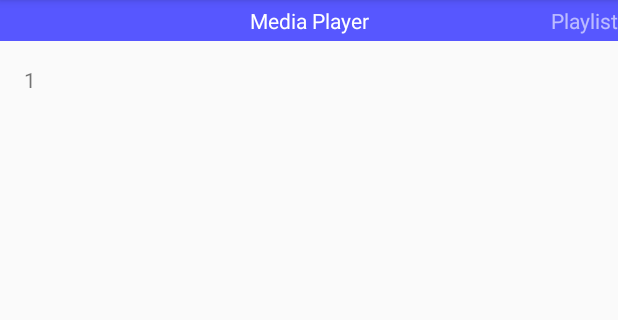
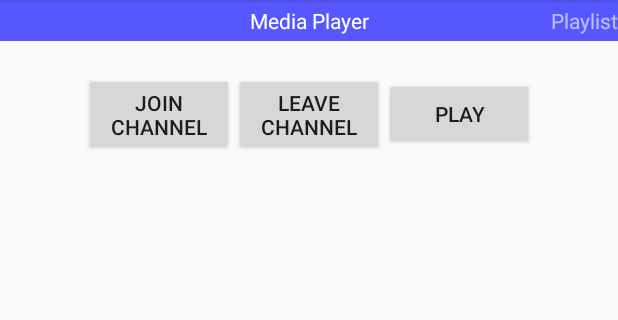
Before and after one commit to hkiehs/GroupJam, an Android app: the screen it shows after launch (HomeActivity), on a phone screen of 412 x 824 dp, the part 84-404 px from its top. Run offline under Robolectric (Android 15) with nearby library versions, the phone set to English and light mode, and no system bars; 4 statements that could not run were skipped.

Commit message:
added fragment

```diff
--- a/GroupJam/build.gradle
+++ b/GroupJam/build.gradle
@@ -1,7 +1,7 @@
 apply plugin: 'android'
 
 android {
-    compileSdkVersion 18
+    compileSdkVersion 10
     buildToolsVersion '19.0.3'
 
     defaultConfig {
--- a/GroupJam/src/main/java/com/noextent/groupjam/HomeActivity.java
+++ b/GroupJam/src/main/java/com/noextent/groupjam/HomeActivity.java
@@ -1,47 +1,32 @@
 package com.noextent.groupjam;
 
-import java.util.Locale;
+import android.os.Bundle;
+import android.os.Handler;
+import android.os.Message;
+import android.support.v4.app.Fragment;
+import android.support.v4.app.FragmentManager;
+import android.support.v4.app.FragmentPagerAdapter;
+import android.support.v4.view.MenuItemCompat;
+import android.support.v4.view.ViewPager;
+import android.support.v4.widget.DrawerLayout;
+import android.support.v7.app.ActionBar;
+import android.support.v7.app.ActionBarActivity;
+import android.support.v7.widget.SearchView;
 import android.util.Log;
-import android.app.Activity;
-import java.util.*;
-import android.support.v7.app.ActionBarActivity;
-import android.support.v7.app.ActionBar;
-import android.support.v7.widget.SearchView;
-import android.support.v4.app.Fragment;
-import android.content.Context;
-import android.os.Build;
-import android.view.Gravity;
-import android.support.v4.widget.DrawerLayout;
 import android.view.LayoutInflater;
 import android.view.Menu;
 import android.view.MenuItem;
 import android.view.View;
 import android.view.ViewGroup;
+import android.view.inputmethod.EditorInfo;
 import android.widget.ArrayAdapter;
 import android.widget.TextView;
 import android.widget.Toast;
-import android.widget.Button;
-import android.support.v4.view.MenuItemCompat;
-import android.view.inputmethod.EditorInfo;
-import android.os.Bundle;
-import android.support.v4.app.Fragment;
-import android.support.v4.app.FragmentActivity;
-import android.support.v4.app.FragmentManager;
-import android.support.v4.app.FragmentPagerAdapter;
-import android.support.v4.view.ViewPager;
-import android.view.LayoutInflater;
-import android.view.View;
-import android.view.ViewGroup;
-import android.widget.TextView;
-import android.app.Activity;
-import android.app.Dialog;
-import android.os.Bundle;
-import android.os.Handler;
-import android.os.Message;
-import android.util.Log;
-import android.view.View;
-import android.widget.Button;
-import android.widget.TextView;
+
+import com.noextent.groupjam.fragments.MediaPlayerFragment;
+
+import java.util.List;
+import java.util.Locale;
 
 public class HomeActivity extends ActionBarActivity implements SearchView.OnQueryTextListener, ActionBar.OnNavigationListener, NavigationDrawerFragment.NavigationDrawerCallbacks, Observer {
 
@@ -217,48 +202,6 @@ public class HomeActivity extends ActionBarActivity implements SearchView.OnQuer
         return true;
     }
 
-    /**
-     * A placeholder fragment containing a simple view.
-     */
-    public static class PlaceholderFragment extends Fragment {
-        /**
-         * The fragment argument representing the section number for this
-         * fragment.
-         */
-        private static final String ARG_SECTION_NUMBER = "section_number";
-
-        /**
-         * Returns a new instance of this fragment for the given section
-         * number.
-         */
-        public static PlaceholderFragment newInstance(int sectionNumber) {
-            PlaceholderFragment fragment = new PlaceholderFragment();
-            Bundle args = new Bundle();
-            args.putInt(ARG_SECTION_NUMBER, sectionNumber);
-            fragment.setArguments(args);
-            return fragment;
-        }
-
-        public PlaceholderFragment() {
-        }
-
-        @Override
-        public View onCreateView(LayoutInflater inflater, ViewGroup container,
-                Bundle savedInstanceState) {
-            View rootView = inflater.inflate(R.layout.fragment_main, container, false);
-            TextView textView = (TextView) rootView.findViewById(R.id.section_label);
-            textView.setText(Integer.toString(getArguments().getInt(ARG_SECTION_NUMBER)));
-            return rootView;
-        }
-
-        @Override
-        public void onAttach(Activity activity) {
-            super.onAttach(activity);
-            ((HomeActivity) activity).onSectionAttached(
-                    getArguments().getInt(ARG_SECTION_NUMBER));
-        }
-    }
-
     @Override
     public boolean onQueryTextSubmit(String text) {
         if (text.length() > 0) {
@@ -300,11 +243,12 @@ public class HomeActivity extends ActionBarActivity implements SearchView.OnQuer
             // getItem is called to instantiate the fragment for the given page.
             // Return a DummySectionFragment (defined as a static inner class
             // below) with the page number as its lone argument.
-            Fragment fragment = new DummySectionFragment();
-            Bundle args = new Bundle();
-            args.putInt(DummySectionFragment.ARG_SECTION_NUMBER, position + 1);
-            fragment.setArguments(args);
-            return fragment;
+            MediaPlayerFragment mediaPlayerFragment = new MediaPlayerFragment(mChatApplication, HomeActivity.this);
+            //Fragment fragment = new DummySectionFragment();
+            //Bundle args = new Bundle();
+            //args.putInt(DummySectionFragment.ARG_SECTION_NUMBER, position + 1);
+            //fragment.setArguments(args);
+            return mediaPlayerFragment;
         }
 
         @Override
@@ -343,7 +287,7 @@ public class HomeActivity extends ActionBarActivity implements SearchView.OnQuer
         @Override
         public View onCreateView(LayoutInflater inflater, ViewGroup container,
                                  Bundle savedInstanceState) {
-            View rootView = inflater.inflate(R.layout.fragment_main_dummy, container,  false);
+            View rootView = inflater.inflate(R.layout.fragment_media_player, container,  false);
             TextView dummyTextView = (TextView) rootView.findViewById(R.id.section_label);
             dummyTextView.setText(Integer.toString(getArguments().getInt(ARG_SECTION_NUMBER)));
             return rootView;
--- a/GroupJam/src/main/java/com/noextent/groupjam/NavigationDrawerFragment.java
+++ b/GroupJam/src/main/java/com/noextent/groupjam/NavigationDrawerFragment.java
@@ -1,16 +1,16 @@
 package com.noextent.groupjam;
 
-import android.support.v7.app.ActionBarActivity;
 import android.app.Activity;
-import android.support.v7.app.ActionBar;
-import android.support.v4.app.Fragment;
-import android.support.v4.app.ActionBarDrawerToggle;
-import android.support.v4.view.GravityCompat;
-import android.support.v4.widget.DrawerLayout;
 import android.content.SharedPreferences;
 import android.content.res.Configuration;
 import android.os.Bundle;
 import android.preference.PreferenceManager;
+import android.support.v4.app.ActionBarDrawerToggle;
+import android.support.v4.app.Fragment;
+import android.support.v4.view.GravityCompat;
+import android.support.v4.widget.DrawerLayout;
+import android.support.v7.app.ActionBar;
+import android.support.v7.app.ActionBarActivity;
 import android.view.LayoutInflater;
 import android.view.Menu;
 import android.view.MenuInflater;
@@ -20,8 +20,6 @@ import android.view.ViewGroup;
 import android.widget.AdapterView;
 import android.widget.ArrayAdapter;
 import android.widget.ListView;
-import android.widget.Toast;
-import java.util.*;
 
 /**
  * Fragment used for managing interactions for and presentation of a navigation drawer.
@@ -99,21 +97,10 @@ public class NavigationDrawerFragment extends Fragment {
             }
         });
 
-
-        List<String> channels = HomeActivity.mChatApplication.getFoundChannels();
-        for (String channel : channels) {
-            int lastDot = channel.lastIndexOf('.');
-            if (lastDot < 0) {
-                continue;
-            }
-          //  adapter.add(channel.substring(lastDot + 1));
-        }
-        //adapter.notifyDataSetChanged();
-
         mDrawerListView.setAdapter(new ArrayAdapter<String>(
                 getActionBar().getThemedContext(),
                 android.R.layout.simple_list_item_1,
-                android.R.id.text1, channels));
+                android.R.id.text1, new String[]{"Example 1", "Example 2"}));
 
 
         mDrawerListView.setItemChecked(mCurrentSelectedPosition, true);
--- /dev/null
+++ b/GroupJam/src/main/java/com/noextent/groupjam/fragments/MediaPlayerFragment.java
@@ -0,0 +1,132 @@
+package com.noextent.groupjam.fragments;
+
+import android.app.Activity;
+import android.app.Dialog;
+import android.os.Bundle;
+import android.os.Handler;
+import android.support.v4.app.Fragment;
+import android.util.Log;
+import android.view.LayoutInflater;
+import android.view.View;
+import android.view.ViewGroup;
+import android.widget.Button;
+
+import com.noextent.groupjam.DialogBuilder;
+import com.noextent.groupjam.MediaModel;
+import com.noextent.groupjam.MusicPlayerApplication;
+import com.noextent.groupjam.R;
+import com.noextent.groupjam.Utility;
+
+import java.util.List;
+
+public class MediaPlayerFragment extends Fragment {
+    public static final String LOG_TAG = "MediaPlayerFragment";
+
+    private MusicPlayerApplication mChatApplication;
+    private Activity activity;
+
+    private Button mJoinButton;
+    private Button mLeaveButton;
+    private Button mActionButton;
+
+    public MediaPlayerFragment(MusicPlayerApplication mChatApplication, Activity activity) {
+        this.mChatApplication = mChatApplication;
+        this.activity = activity;
+    }
+
+    @Override
+    public View onCreateView(LayoutInflater inflater, ViewGroup container,
+                             Bundle savedInstanceState) {
+        View rootView = inflater.inflate(R.layout.fragment_media_player, container,  false);
+        //TextView dummyTextView = (TextView) rootView.findViewById(R.id.section_label);
+        //dummyTextView.setText(Integer.toString(getArguments().getInt(ARG_SECTION_NUMBER)));
+
+        mJoinButton = (Button) rootView.findViewById(R.id.useJoin);
+        mJoinButton.setOnClickListener(new View.OnClickListener() {
+            public void onClick(View v) {
+                Log.i(LOG_TAG, "Join Button pressed");
+
+                List<String> channels = mChatApplication.getFoundChannels();
+                for (String channel : channels) {
+                    Log.i(LOG_TAG, "Channel [" + channel + "]");
+                }
+
+                activity.showDialog(DIALOG_JOIN_ID);
+            }
+        });
+
+        mLeaveButton = (Button) rootView.findViewById(R.id.useLeave);
+        mLeaveButton.setOnClickListener(new View.OnClickListener() {
+            public void onClick(View v) {
+                activity.showDialog(DIALOG_LEAVE_ID);
+            }
+        });
+
+        mActionButton = (Button) rootView.findViewById(R.id.btAction);
+
+        mActionButton.setOnClickListener(new View.OnClickListener() {
+            @Override
+            public void onClick(View v) {
+                String mediaState = mActionButton.getText().toString();
+                int position = mChatApplication.mMediaPlayer.getCurrentPosition();
+
+                MediaModel mMediaModel = new MediaModel();
+                mMediaModel.playBackPosition = position;
+
+                if (mediaState.equalsIgnoreCase(Utility.STATUS_PLAY)) {
+                    mMediaModel.action = Utility.STATUS_PLAY;
+                    mChatApplication.newLocalUserMessage(mMediaModel.toJson());
+                    mActionButton.setText("Pause");
+                } else {
+                    mMediaModel.action = Utility.STATUS_PAUSE;
+                    mChatApplication.newLocalUserMessage(mMediaModel.toJson());
+                    mActionButton.setText("Play");
+                }
+
+                final MediaModel mediaModel = mMediaModel;
+                Handler handler = new Handler();
+                handler.postDelayed(new Runnable() {
+                    @Override
+                    public void run() {
+                        if (mediaModel.action.equalsIgnoreCase(Utility.STATUS_PLAY)) {
+                            Utility.playMedia(mChatApplication.mMediaPlayer, mediaModel.playBackPosition);
+                        } else if (mediaModel.action.equalsIgnoreCase(Utility.STATUS_PAUSE)) {
+                            Utility.pauseMedia(mChatApplication.mMediaPlayer, mediaModel.playBackPosition);
+                        }
+                    }
+                }, 300);
+            }
+        });
+
+
+
+        return rootView;
+    }
+
+    public static final int DIALOG_JOIN_ID = 0;
+    public static final int DIALOG_LEAVE_ID = 1;
+    public static final int DIALOG_ALLJOYN_ERROR_ID = 2;
+
+    protected Dialog onCreateDialog(int id) {
+        Log.i(LOG_TAG, "onCreateDialog()");
+        Dialog result = null;
+        switch (id) {
+            case DIALOG_JOIN_ID : {
+                DialogBuilder builder = new DialogBuilder();
+                result = builder.createUseJoinDialog(activity, mChatApplication);
+            }
+            break;
+            case DIALOG_LEAVE_ID : {
+                DialogBuilder builder = new DialogBuilder();
+                result = builder.createUseLeaveDialog(activity, mChatApplication);
+            }
+            break;
+            case DIALOG_ALLJOYN_ERROR_ID : {
+                DialogBuilder builder = new DialogBuilder();
+                result = builder.createAllJoynErrorDialog(activity, mChatApplication);
+            }
+            break;
+        }
+        return result;
+    }
+}
--- a/GroupJam/src/main/res/layout/fragment_main_dummy.xml
+++ /dev/null
@@ -1,16 +0,0 @@
-<RelativeLayout xmlns:android="http://schemas.android.com/apk/res/android"
-    xmlns:tools="http://schemas.android.com/tools"
-    android:layout_width="match_parent"
-    android:layout_height="match_parent"
-    android:paddingBottom="@dimen/activity_vertical_margin"
-    android:paddingLeft="@dimen/activity_horizontal_margin"
-    android:paddingRight="@dimen/activity_horizontal_margin"
-    android:paddingTop="@dimen/activity_vertical_margin"
-    tools:context=".MainActivity$DummySectionFragment" >
-
-    <TextView
-        android:id="@+id/section_label"
-        android:layout_width="wrap_content"
-        android:layout_height="wrap_content" />
-
-</RelativeLayout>
--- /dev/null
+++ b/GroupJam/src/main/res/layout/fragment_media_player.xml
@@ -0,0 +1,42 @@
+<RelativeLayout xmlns:android="http://schemas.android.com/apk/res/android"
+    xmlns:tools="http://schemas.android.com/tools"
+    android:layout_width="match_parent"
+    android:layout_height="match_parent"
+    android:paddingBottom="@dimen/activity_vertical_margin"
+    android:paddingLeft="@dimen/activity_horizontal_margin"
+    android:paddingRight="@dimen/activity_horizontal_margin"
+    android:paddingTop="@dimen/activity_vertical_margin"
+    tools:context=".MainActivity$DummySectionFragment" >
+
+    <TextView
+        android:id="@+id/section_label"
+        android:layout_width="wrap_content"
+        android:layout_height="wrap_content" />
+
+    <LinearLayout
+        android:layout_width="match_parent"
+        android:layout_height="wrap_content"
+        android:layout_marginTop="5dp"
+        android:gravity="center"
+        android:orientation="horizontal" >
+
+        <Button
+            android:id="@+id/useJoin"
+            android:layout_width="100dp"
+            android:layout_height="wrap_content"
+            android:text="Join Channel" />
+
+        <Button
+            android:id="@+id/useLeave"
+            android:layout_width="100dp"
+            android:layout_height="wrap_content"
+            android:text="Leave Channel" />
+
+        <Button
+            android:id="@+id/btAction"
+            android:layout_width="100dp"
+            android:layout_height="wrap_content"
+            android:text="Play" />
+    </LinearLayout>
+
+</RelativeLayout>
```
Also changed, not shown: GroupJam/src/main/java/com/noextent/groupjam/DialogBuilder.java (+2 -5 lines), 1 other file.
